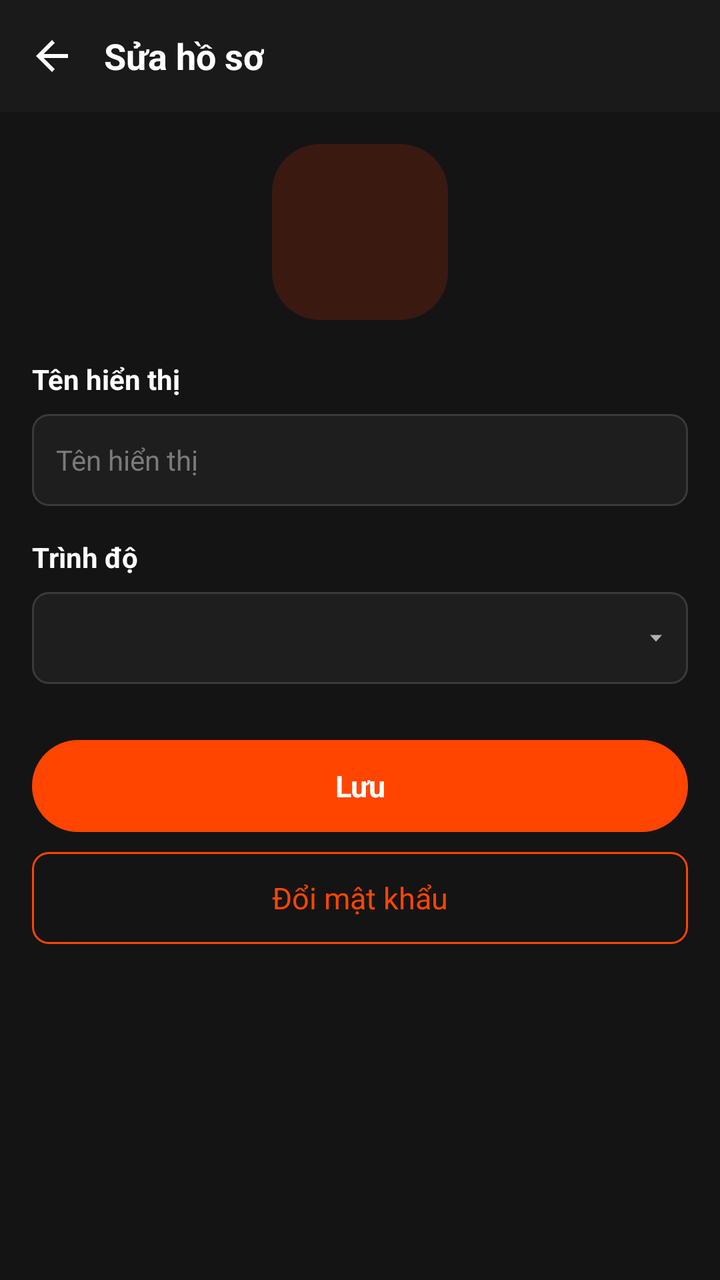
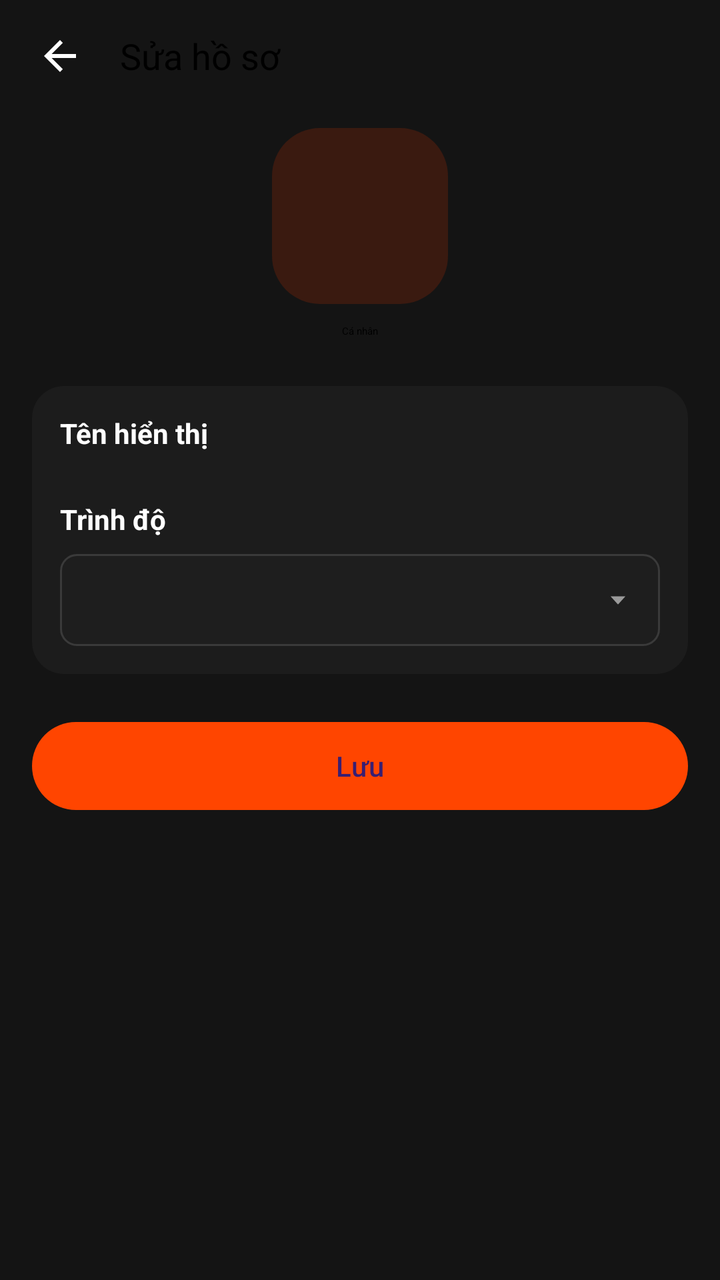

Before-and-after screenshots of an Android layout around one commit, followed by the original layout XML and the change that was made.
<!-- AndroidManifest.xml: application theme Theme.EngQA -->
<!-- res/layout/activity_edit_profile.xml -->
<?xml version="1.0" encoding="utf-8"?>
<LinearLayout xmlns:android="http://schemas.android.com/apk/res/android"
    android:layout_width="match_parent"
    android:layout_height="match_parent"
    android:background="@color/bg_screen"
    android:orientation="vertical">

    <LinearLayout
        android:layout_width="match_parent"
        android:layout_height="56dp"
        android:background="@color/bg_topbar"
        android:gravity="center_vertical"
        android:orientation="horizontal">

        <ImageView
            android:id="@+id/btnBack"
            android:layout_width="40dp"
            android:layout_height="40dp"
            android:layout_marginStart="6dp"
            android:background="?attr/selectableItemBackgroundBorderless"
            android:contentDescription="@string/back"
            android:padding="8dp"
            android:src="@drawable/ic_arrow_back" />

        <TextView
            android:layout_width="wrap_content"
            android:layout_height="wrap_content"
            android:layout_marginStart="6dp"
            android:text="@string/edit_profile_title"
            android:textColor="@color/text_primary"
            android:textSize="18sp"
            android:textStyle="bold" />
    </LinearLayout>

    <ScrollView
        android:layout_width="match_parent"
        android:layout_height="0dp"
        android:layout_weight="1"
        android:fillViewport="true"
        android:scrollbars="none">

        <LinearLayout
            android:layout_width="match_parent"
            android:layout_height="wrap_content"
            android:orientation="vertical"
            android:padding="16dp">

            <TextView
                android:id="@+id/tvAvatarLarge"
                android:layout_width="88dp"
                android:layout_height="88dp"
                android:layout_gravity="center_horizontal"
                android:background="@drawable/bg_avatar"
                android:gravity="center"
                android:textColor="@color/accent_orange"
                android:textSize="34sp"
                android:textStyle="bold" />

            <TextView
                style="@style/FormLabel"
                android:layout_marginTop="20dp"
                android:text="@string/label_username" />

            <EditText
                android:id="@+id/etUsername"
                style="@style/FormInput"
                android:layout_height="46dp"
                android:hint="@string/label_username"
                android:inputType="textPersonName"
                android:maxLines="1" />

            <TextView
                style="@style/FormLabel"
                android:layout_marginTop="16dp"
                android:text="@string/label_level" />

            <FrameLayout
                android:layout_width="match_parent"
                android:layout_height="46dp"
                android:background="@drawable/bg_input">

                <Spinner
                    android:id="@+id/spinnerLevel"
                    android:layout_width="match_parent"
                    android:layout_height="match_parent"
                    android:background="@null"
                    android:dropDownVerticalOffset="46dp"
                    android:paddingStart="4dp"
                    android:paddingEnd="32dp"
                    android:popupBackground="@color/bg_card" />

                <ImageView
                    android:layout_width="8dp"
                    android:layout_height="8dp"
                    android:layout_gravity="center_vertical|end"
                    android:layout_marginEnd="12dp"
                    android:importantForAccessibility="no"
                    android:src="@drawable/ic_dropdown_arrow" />
            </FrameLayout>

            <TextView
                android:id="@+id/btnSaveProfile"
                android:layout_width="match_parent"
                android:layout_height="46dp"
                android:layout_marginTop="28dp"
                android:background="@drawable/bg_button_primary"
                android:clickable="true"
                android:focusable="true"
                android:gravity="center"
                android:text="@string/save"
                android:textColor="@color/white"
                android:textSize="15sp"
                android:textStyle="bold" />

            <TextView
                android:id="@+id/btnChangePassword"
                android:layout_width="match_parent"
                android:layout_height="46dp"
                android:layout_marginTop="10dp"
                android:background="@drawable/bg_button_outline"
                android:clickable="true"
                android:focusable="true"
                android:gravity="center"
                android:text="@string/btn_change_password"
                android:textColor="@color/accent_orange"
                android:textSize="15sp" />
        </LinearLayout>
    </ScrollView>
</LinearLayout>
<!-- resources referenced by this layout -->
<resources>
  <color name="accent_orange">#FFFF4500</color>
  <color name="bg_card">#FF1C1C1C</color>
  <color name="bg_screen">#FF141414</color>
  <color name="bg_topbar">#FF1A1A1A</color>
  <color name="text_primary">#FFFFFFFF</color>
  <color name="white">#FFFFFFFF</color>
  <!-- drawable bg_avatar (drawable) -->
  <?xml version="1.0" encoding="utf-8"?>
  <shape xmlns:android="http://schemas.android.com/apk/res/android" android:shape="rectangle">
      <solid android:color="@color/accent_orange_dim" />
      <corners android:radius="24dp" />
  
  </shape>
  <!-- drawable bg_button_outline (drawable) -->
  <?xml version="1.0" encoding="utf-8"?>
  <shape xmlns:android="http://schemas.android.com/apk/res/android" android:shape="rectangle">
      <solid android:color="@android:color/transparent" />
      <corners android:radius="8dp" />
      <stroke android:width="1dp" android:color="@color/accent_orange" />
  </shape>
  <!-- drawable bg_button_primary (drawable) -->
  <?xml version="1.0" encoding="utf-8"?>
  <shape xmlns:android="http://schemas.android.com/apk/res/android" android:shape="rectangle">
      <solid android:color="@color/accent_orange" />
      <corners android:radius="24dp" />
  
  </shape>
  <!-- drawable bg_input (drawable) -->
  <?xml version="1.0" encoding="utf-8"?>
  <shape xmlns:android="http://schemas.android.com/apk/res/android" android:shape="rectangle">
      <solid android:color="@color/bg_input" />
      <corners android:radius="8dp" />
      <stroke android:width="1dp" android:color="@color/border_input" />
  </shape>
  <!-- drawable ic_arrow_back (drawable) -->
  <vector xmlns:android="http://schemas.android.com/apk/res/android"
      android:width="24dp" android:height="24dp"
      android:viewportWidth="24" android:viewportHeight="24">
      <path android:fillColor="#FFFFFFFF"
          android:pathData="M20,11H7.83l5.59,-5.59L12,4l-8,8 8,8 1.41,-1.41L7.83,13H20v-2z" />
  </vector>
  <!-- drawable ic_dropdown_arrow (drawable) -->
  <vector xmlns:android="http://schemas.android.com/apk/res/android"
      android:width="8dp" android:height="8dp"
      android:viewportWidth="8" android:viewportHeight="8">
      <path android:fillColor="#FFB0B0B0" android:pathData="M1,2.5L7,2.5L4,5.8z" />
  </vector>
  <string name="back">Quay lại</string>
  <string name="btn_change_password">Đổi mật khẩu</string>
  <string name="edit_profile_title">Sửa hồ sơ</string>
  <string name="label_level">Trình độ</string>
  <string name="label_username">Tên hiển thị</string>
  <string name="save">Lưu</string>
  <style name="FormInput">
          <item name="android:layout_width">match_parent</item>
          <item name="android:background">@drawable/bg_input</item>
          <item name="android:paddingStart">12dp</item>
          <item name="android:paddingEnd">12dp</item>
          <item name="android:textColor">@color/text_primary</item>
          <item name="android:textColorHint">@color/text_hint</item>
          <item name="android:textSize">14sp</item>
      </style>
  <style name="FormLabel">
          <item name="android:layout_width">wrap_content</item>
          <item name="android:layout_height">wrap_content</item>
          <item name="android:layout_marginBottom">8dp</item>
          <item name="android:textColor">@color/text_primary</item>
          <item name="android:textSize">14sp</item>
          <item name="android:textStyle">bold</item>
      </style>
  <style name="Theme.EngQA" parent="Base.Theme.EngQA" />
  <color name="accent_orange_dim">#FF3A1A10</color>
  <color name="bg_input">#FF1E1E1E</color>
  <color name="border_input">#FF3A3A3A</color>
  <color name="text_hint">#FF7A7A7A</color>
  <style name="Base.Theme.EngQA" parent="Theme.Material3.Dark.NoActionBar">
          <item name="android:windowBackground">@color/bg_screen</item>
          <item name="android:statusBarColor">@color/bg_topbar</item>
          <item name="android:navigationBarColor">@color/bg_bottom_bar</item>
          <item name="colorPrimary">@color/accent_orange</item>
      </style>
  <color name="bg_bottom_bar">#FF181818</color>
</resources>

<!-- the commit's change to res/layout/activity_edit_profile.xml (unified diff, before → after) -->
@@ -1,5 +1,7 @@
 <?xml version="1.0" encoding="utf-8"?>
 <LinearLayout xmlns:android="http://schemas.android.com/apk/res/android"
+    xmlns:app="http://schemas.android.com/apk/res-auto"
+    android:id="@+id/editProfileRoot"
     android:layout_width="match_parent"
     android:layout_height="match_parent"
     android:background="@color/bg_screen"
@@ -7,32 +9,34 @@
 
     <LinearLayout
         android:layout_width="match_parent"
-        android:layout_height="56dp"
-        android:background="@color/bg_topbar"
+        android:layout_height="@dimen/topbar_height"
         android:gravity="center_vertical"
-        android:orientation="horizontal">
+        android:orientation="horizontal"
+        android:paddingStart="8dp"
+        android:paddingEnd="8dp">
 
         <ImageView
             android:id="@+id/btnBack"
-            android:layout_width="40dp"
-            android:layout_height="40dp"
-            android:layout_marginStart="6dp"
+            android:layout_width="44dp"
+            android:layout_height="44dp"
             android:background="?attr/selectableItemBackgroundBorderless"
             android:contentDescription="@string/back"
-            android:padding="8dp"
-            android:src="@drawable/ic_arrow_back" />
+            android:padding="10dp"
+            android:src="@drawable/ic_arrow_back"
+            app:tint="@color/text_primary" />
 
         <TextView
-            android:layout_width="wrap_content"
+            android:layout_width="0dp"
             android:layout_height="wrap_content"
-            android:layout_marginStart="6dp"
+            android:layout_marginStart="8dp"
+            android:layout_weight="1"
             android:text="@string/edit_profile_title"
-            android:textColor="@color/text_primary"
-            android:textSize="18sp"
-            android:textStyle="bold" />
+            android:textAppearance="@style/TextAppearance.EngQA.TitleLarge"
+            android:textSize="18sp" />
     </LinearLayout>
 
     <ScrollView
+        android:id="@+id/scrollEditProfile"
         android:layout_width="match_parent"
         android:layout_height="0dp"
         android:layout_weight="1"
@@ -43,7 +47,10 @@
             android:layout_width="match_parent"
             android:layout_height="wrap_content"
             android:orientation="vertical"
-            android:padding="16dp">
+            android:paddingStart="@dimen/screen_padding"
+            android:paddingTop="8dp"
+            android:paddingEnd="@dimen/screen_padding"
+            android:paddingBottom="24dp">
 
             <TextView
                 android:id="@+id/tvAvatarLarge"
@@ -57,73 +64,73 @@
                 android:textStyle="bold" />
 
             <TextView
-                style="@style/FormLabel"
+                android:layout_width="wrap_content"
+                android:layout_height="wrap_content"
+                android:layout_gravity="center_horizontal"
+                android:layout_marginTop="10dp"
+                android:text="@string/profile_title"
+                android:textAppearance="@style/TextAppearance.EngQA.Label" />
+
+            <LinearLayout
+                android:layout_width="match_parent"
+                android:layout_height="wrap_content"
+                android:layout_marginTop="24dp"
+                android:background="@drawable/bg_card"
+                android:orientation="vertical"
+                android:padding="@dimen/card_padding">
+
+                <TextView
+                    style="@style/FormLabel"
+                    android:text="@string/label_username" />
+
+                <EditText
+                    android:id="@+id/etUsername"
+                    style="@style/FormInput"
+                    android:autofillHints="username"
+                    android:hint="@string/hint_username"
+                    android:imeOptions="actionNext"
+                    android:inputType="textPersonName"
+                    android:maxLength="24"
+                    android:maxLines="1" />
+
+                <TextView
+                    style="@style/FormLabel"
+                    android:layout_marginTop="16dp"
+                    android:text="@string/label_level" />
+
+                <FrameLayout
+                    android:layout_width="match_parent"
+                    android:layout_height="@dimen/input_height"
+                    android:background="@drawable/bg_input">
+
+                    <Spinner
+                        android:id="@+id/spinnerLevel"
+                        android:layout_width="match_parent"
+                        android:layout_height="match_parent"
+                        android:background="@null"
+                        android:dropDownVerticalOffset="52dp"
+                        android:paddingStart="12dp"
+                        android:paddingEnd="40dp"
+                        android:popupBackground="@color/bg_card" />
+
+                    <ImageView
+                        android:layout_width="10dp"
+                        android:layout_height="10dp"
+                        android:layout_gravity="center_vertical|end"
+                        android:layout_marginEnd="16dp"
+                        android:importantForAccessibility="no"
+                        android:src="@drawable/ic_dropdown_arrow"
+                        app:tint="@color/text_secondary" />
+                </FrameLayout>
+            </LinearLayout>
+
+            <com.google.android.material.button.MaterialButton
+                android:id="@+id/btnSaveProfile"
+                style="@style/Widget.EngQA.Button"
+                android:layout_width="match_parent"
+                android:layout_height="52dp"
                 android:layout_marginTop="20dp"
-                android:text="@string/label_username" />
-
-            <EditText
-                android:id="@+id/etUsername"
-                style="@style/FormInput"
-                android:layout_height="46dp"
-                android:hint="@string/label_username"
-                android:inputType="textPersonName"
-                android:maxLines="1" />
-
-            <TextView
-                style="@style/FormLabel"
-                android:layout_marginTop="16dp"
-                android:text="@string/label_level" />
-
-            <FrameLayout
-                android:layout_width="match_parent"
-                android:layout_height="46dp"
-                android:background="@drawable/bg_input">
-
-                <Spinner
-                    android:id="@+id/spinnerLevel"
-                    android:layout_width="match_parent"
-                    android:layout_height="match_parent"
-                    android:background="@null"
-                    android:dropDownVerticalOffset="46dp"
-                    android:paddingStart="4dp"
-                    android:paddingEnd="32dp"
-                    android:popupBackground="@color/bg_card" />
-
-                <ImageView
-                    android:layout_width="8dp"
-                    android:layout_height="8dp"
-                    android:layout_gravity="center_vertical|end"
-                    android:layout_marginEnd="12dp"
-                    android:importantForAccessibility="no"
-                    android:src="@drawable/ic_dropdown_arrow" />
-            </FrameLayout>
-
-            <TextView
-                android:id="@+id/btnSaveProfile"
-                android:layout_width="match_parent"
-                android:layout_height="46dp"
-                android:layout_marginTop="28dp"
-                android:background="@drawable/bg_button_primary"
-                android:clickable="true"
-                android:focusable="true"
-                android:gravity="center"
-                android:text="@string/save"
-                android:textColor="@color/white"
-                android:textSize="15sp"
-                android:textStyle="bold" />
-
-            <TextView
-                android:id="@+id/btnChangePassword"
-                android:layout_width="match_parent"
-                android:layout_height="46dp"
-                android:layout_marginTop="10dp"
-                android:background="@drawable/bg_button_outline"
-                android:clickable="true"
-                android:focusable="true"
-                android:gravity="center"
-                android:text="@string/btn_change_password"
-                android:textColor="@color/accent_orange"
-                android:textSize="15sp" />
+                android:text="@string/save" />
         </LinearLayout>
     </ScrollView>
 </LinearLayout>
<!-- resource entries referenced after the edit -->
@@ -5,7 +5,11 @@
   <color name="bg_screen">#FF141414</color>
   <color name="bg_topbar">#FF1A1A1A</color>
   <color name="text_primary">#FFFFFFFF</color>
-  <color name="white">#FFFFFFFF</color>
+  <color name="text_secondary">#FF9A9A9A</color>
+  <dimen name="card_padding">14dp</dimen>
+  <dimen name="input_height">46dp</dimen>
+  <dimen name="screen_padding">16dp</dimen>
+  <dimen name="topbar_height">56dp</dimen>
   <!-- drawable bg_avatar (drawable) -->
   <?xml version="1.0" encoding="utf-8"?>
   <shape xmlns:android="http://schemas.android.com/apk/res/android" android:shape="rectangle">
@@ -13,18 +17,11 @@
       <corners android:radius="24dp" />
   
   </shape>
-  <!-- drawable bg_button_outline (drawable) -->
+  <!-- drawable bg_card (drawable) -->
   <?xml version="1.0" encoding="utf-8"?>
   <shape xmlns:android="http://schemas.android.com/apk/res/android" android:shape="rectangle">
-      <solid android:color="@android:color/transparent" />
-      <corners android:radius="8dp" />
-      <stroke android:width="1dp" android:color="@color/accent_orange" />
-  </shape>
-  <!-- drawable bg_button_primary (drawable) -->
-  <?xml version="1.0" encoding="utf-8"?>
-  <shape xmlns:android="http://schemas.android.com/apk/res/android" android:shape="rectangle">
-      <solid android:color="@color/accent_orange" />
-      <corners android:radius="24dp" />
+      <solid android:color="@color/bg_card" />
+      <corners android:radius="16dp" />
   
   </shape>
   <!-- drawable bg_input (drawable) -->
@@ -48,10 +45,11 @@
       <path android:fillColor="#FFB0B0B0" android:pathData="M1,2.5L7,2.5L4,5.8z" />
   </vector>
   <string name="back">Quay lại</string>
-  <string name="btn_change_password">Đổi mật khẩu</string>
   <string name="edit_profile_title">Sửa hồ sơ</string>
+  <string name="hint_username">Tên hiển thị *</string>
   <string name="label_level">Trình độ</string>
   <string name="label_username">Tên hiển thị</string>
+  <string name="profile_title">Cá nhân</string>
   <string name="save">Lưu</string>
   <style name="FormInput">
           <item name="android:layout_width">match_parent</item>
